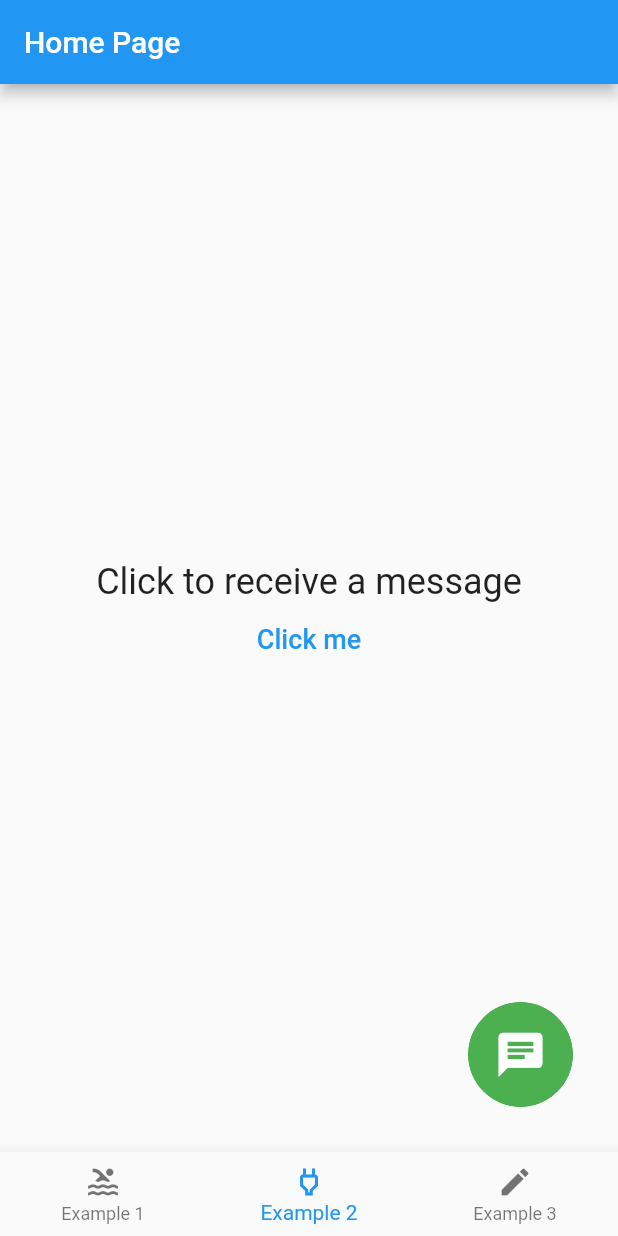
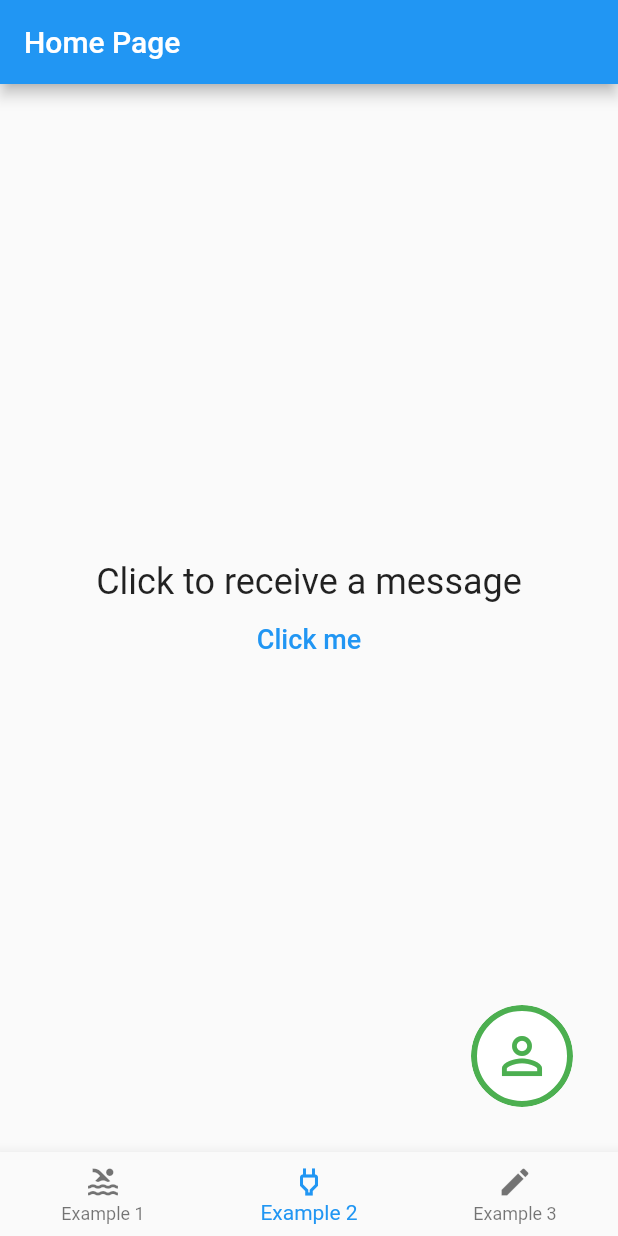
Before and after one commit to cu-apps/floating_chat_button, a Flutter app: the screen it shows after launch, item 2 of the bottom bar chosen, on a phone screen of 412 x 824 dp. Run offline on Flutter 3.47's test engine with Material 2 defaults, Android fonts, the phone set to English and light mode, and no system bars.

Commit message:
Update the chat icon widget in the second example and add example gif

```diff
--- a/example/lib/main.dart
+++ b/example/lib/main.dart
@@ -13,6 +13,7 @@ class MyApp extends StatelessWidget {
   Widget build(BuildContext context) {
     return MaterialApp(
       title: 'Floating Chat Button Demo',
+      // debugShowCheckedModeBanner: false,
       theme: ThemeData(
         primarySwatch: Colors.blue,
       ),
@@ -160,8 +161,17 @@ class _MyHomePageState extends State<MyHomePage> {
                 onTap: (_) {
                   _showBottomSheet(context);
                 },
+                chatIconWidget: const Padding(
+                  padding: EdgeInsets.all(14.0),
+                  child: Icon(
+                    Icons.perm_identity,
+                    color: Colors.green,
+                    size: 40,
+                  ),
+                ),
+                messageBackgroundColor: Colors.green,
                 chatIconBorderColor: Colors.green,
-                chatIconBackgroundColor: Colors.green,
+                chatIconBackgroundColor: Colors.white,
               )
             ],
           );
```
Also changed, not shown: example/example_gifs/floating_chat_button_example_1.gif (added).
